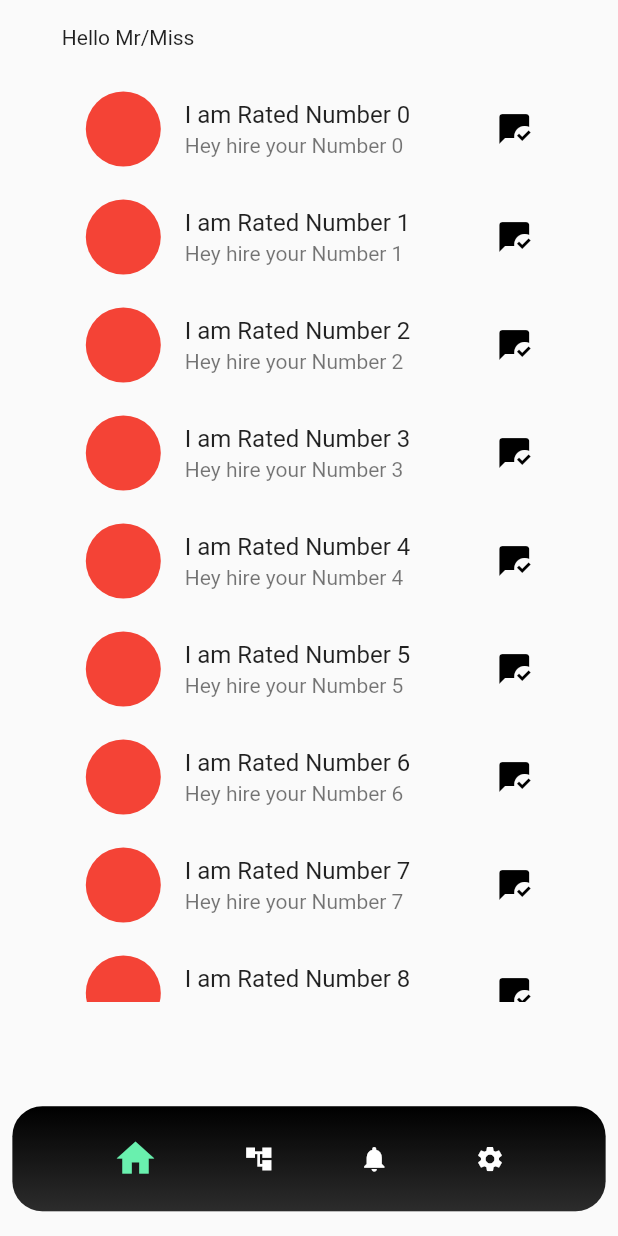
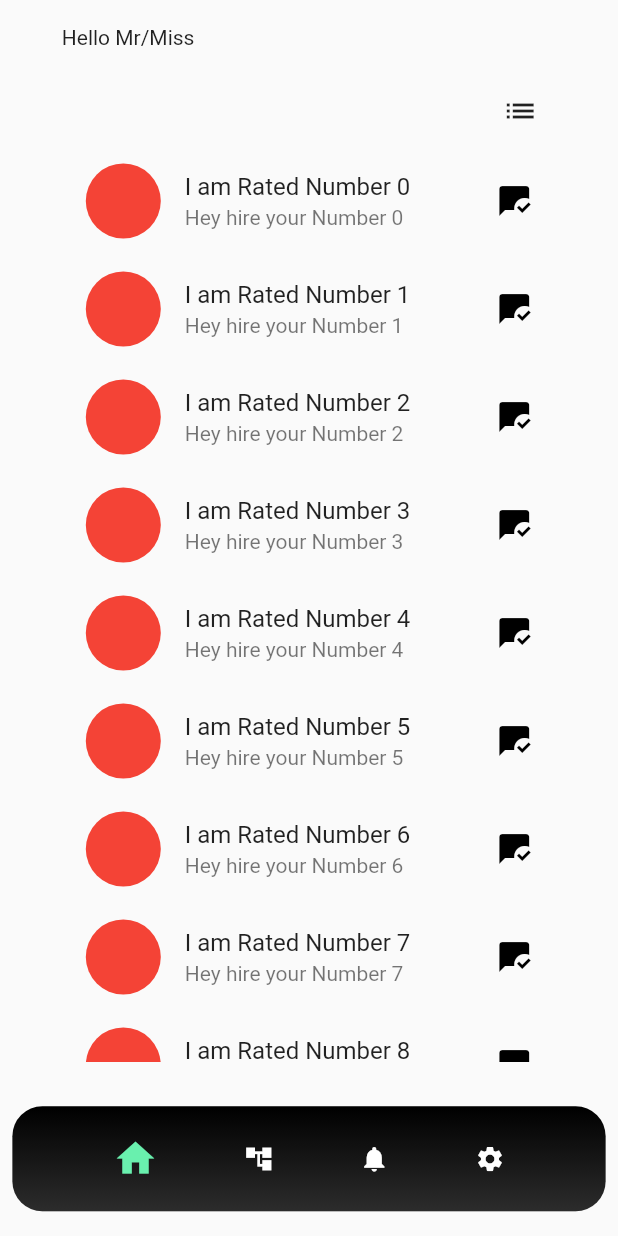
Before and after one commit to kolynzb/Ugdev-series, a Flutter app: the screen it shows after launch, on a phone screen of 412 x 824 dp. Run offline on Flutter 3.47's test engine with Material 2 defaults, Android fonts, the light colour scheme and no system bars; our stand-ins replace shared_preferences.

Commit message:
Grid Fix

```diff
--- a/lib/views/bottomnav/first.dart
+++ b/lib/views/bottomnav/first.dart
@@ -11,9 +11,12 @@ class FirstPage extends StatefulWidget {
 }
 
 class _FirstPageState extends State<FirstPage> {
+  bool? listOrList;
+
   @override
   void initState() {
     super.initState();
+    listOrList = false;
   }
 
   @override
@@ -41,8 +44,44 @@ class _FirstPageState extends State<FirstPage> {
                 ),
               ),
               SizedBox(
-                height: height * .75,
-                child: ListView.builder(
+                child: Row(
+                  mainAxisAlignment: MainAxisAlignment.end,
+                  children: <Widget>[
+                    SizedBox(
+                      child: listOrList!
+                          ? IconButton(
+                              onPressed: () => setState(() {
+                                listOrList = !listOrList!;
+                              }),
+                              icon: const Icon(Icons.grid_on),
+                            )
+                          : IconButton(
+                              onPressed: () => setState(() {
+                                listOrList = !listOrList!;
+                              }),
+                              icon: const Icon(Icons.list),
+                            ),
+                    ),
+                  ],
+                ),
+              ),
+              SizedBox(
+                height: height * .74,
+                child: listOrList!
+                    ? GridView.builder(
+                        itemCount: 9,
+                        gridDelegate:
+                            const SliverGridDelegateWithFixedCrossAxisCount(
+                          crossAxisCount: 5,
+                          mainAxisExtent: 5,
+                          crossAxisSpacing: 3,
+                        ),
+                        itemBuilder: (BuildContext, i) {
+                          return Center(
+                            child: Text('$i'),
+                          );
+                        })
+                    : ListView.builder(
                         itemCount: 9,
                         itemBuilder: (BuildContext, int) {
                           return ListTile(
@@ -50,8 +89,8 @@ class _FirstPageState extends State<FirstPage> {
                                 backgroundColor: Colors.red, radius: 25),
                             title: Text("I am Rated Number $int"),
                             subtitle: Text("Hey hire your Number $int"),
-                      trailing:
-                          const Icon(Icons.mark_chat_read, color: Colors.black),
+                            trailing: const Icon(Icons.mark_chat_read,
+                                color: Colors.black),
                           );
                         },
                       ),
```
Also changed, not shown: 1 other file. Lines whose indentation alone changed are shown as unchanged.
